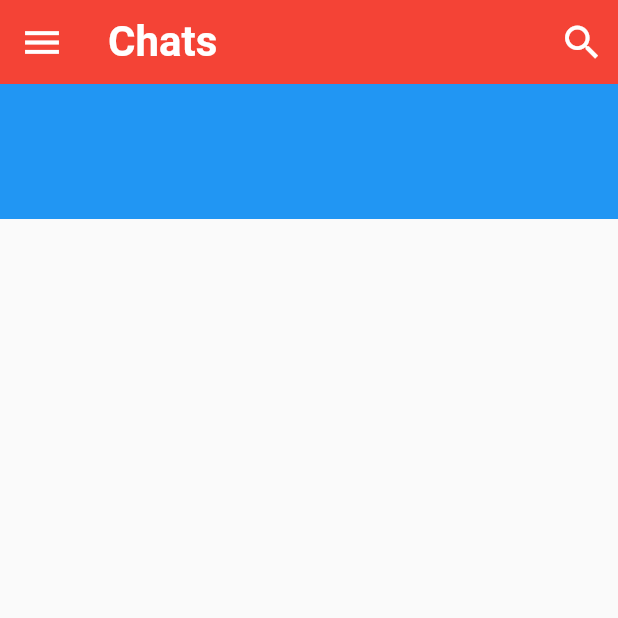
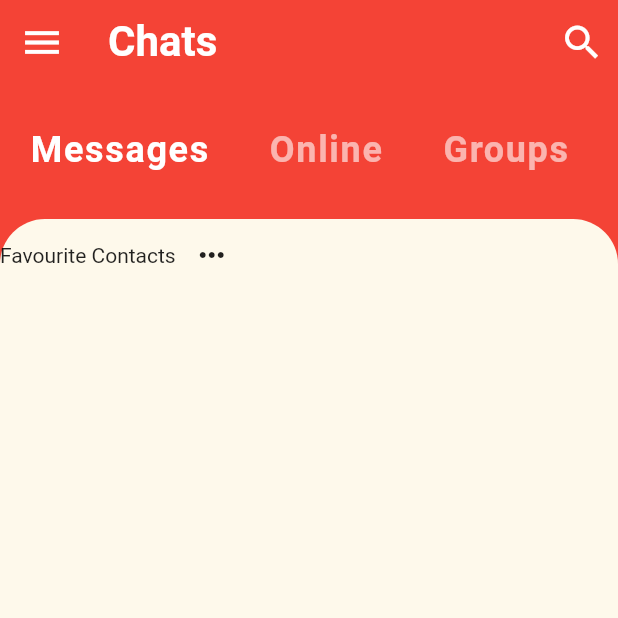
Before and after one commit to CoderNamedHendrick/implementing-stuff, a Flutter app: the screen it shows after launch, on a phone screen of 412 x 824 dp, the top half of it. Run offline on Flutter 3.47's test engine with Material 2 defaults, Android fonts, the phone set to English and light mode, and no system bars.

Commit message:
favourite contacts horizontal list

```diff
--- a/lib/screens/home_screen.dart
+++ b/lib/screens/home_screen.dart
@@ -1,5 +1,6 @@
 import 'package:flutter/material.dart';
 import 'package:flutter_chat_ui/widgets/category_selector.dart';
+import 'package:flutter_chat_ui/widgets/favourite_contacts.dart';
 
 class HomeScreen extends StatefulWidget {
   const HomeScreen({Key key}) : super(key: key);
@@ -12,6 +13,7 @@ class _HomeScreenState extends State<HomeScreen> {
   @override
   Widget build(BuildContext context) {
     return Scaffold(
+      backgroundColor: Theme.of(context).primaryColor,
       appBar: AppBar(
         leading: IconButton(
           icon: Icon(Icons.menu),
@@ -36,6 +38,22 @@ class _HomeScreenState extends State<HomeScreen> {
       body: Column(
         children: [
           CategorySelector(),
+          Expanded(
+            child: Container(
+              decoration: BoxDecoration(
+                color: Theme.of(context).accentColor,
+                borderRadius: BorderRadius.only(
+                  topLeft: Radius.circular(30.0),
+                  topRight: Radius.circular(30.0),
+                ),
+              ),
+              child: Column(
+                children: [
+                  FavouriteContacts(),
+                ],
+              ),
+            ),
+          ),
         ],
       ),
     );
--- a/lib/widgets/category_selector.dart
+++ b/lib/widgets/category_selector.dart
@@ -1,12 +1,46 @@
+import 'package:flutter/cupertino.dart';
 import 'package:flutter/material.dart';
 
-class CategorySelector extends StatelessWidget {
+class CategorySelector extends StatefulWidget {
+  @override
+  _CategorySelectorState createState() => _CategorySelectorState();
+}
+
+class _CategorySelectorState extends State<CategorySelector> {
+  int selectedIndex = 0;
+  final List<String> categories = ['Messages', 'Online', 'Groups', 'Requests'];
 
   @override
   Widget build(BuildContext context) {
     return Container(
       height: 90,
-      color: Colors.blue,
+      color: Theme.of(context).primaryColor,
+      child: ListView.builder(
+        itemCount: categories.length,
+        scrollDirection: Axis.horizontal,
+        itemBuilder: (context, index) {
+          return GestureDetector(
+            onTap: () {
+              setState(() {
+                selectedIndex = index;
+              });
+            },
+            child: Padding(
+              padding:
+                  const EdgeInsets.symmetric(horizontal: 20.0, vertical: 30),
+              child: Text(
+                categories[index],
+                style: TextStyle(
+                  color: index == selectedIndex ? Colors.white : Colors.white60,
+                  fontSize: 24.0,
+                  fontWeight: FontWeight.bold,
+                  letterSpacing: 1.1,
+                ),
+              ),
+            ),
+          );
+        },
+      ),
     );
   }
 }
--- /dev/null
+++ b/lib/widgets/favourite_contacts.dart
@@ -0,0 +1,16 @@
+import 'package:flutter/material.dart';
+
+class FavouriteContacts extends StatelessWidget {
+  @override
+  Widget build(BuildContext context) {
+    return Row(
+      children: [
+        Text('Favourite Contacts'),
+        IconButton(
+          icon: Icon(Icons.more_horiz),
+          onPressed: () {},
+        ),
+      ],
+    );
+  }
+}
```
